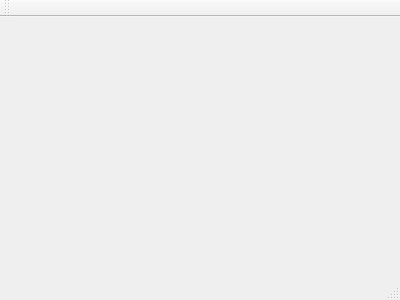
The window that ArcApp/mainwindow.ui (Arc-Project/Arc) describes before a commit, drawn with Qt 5.
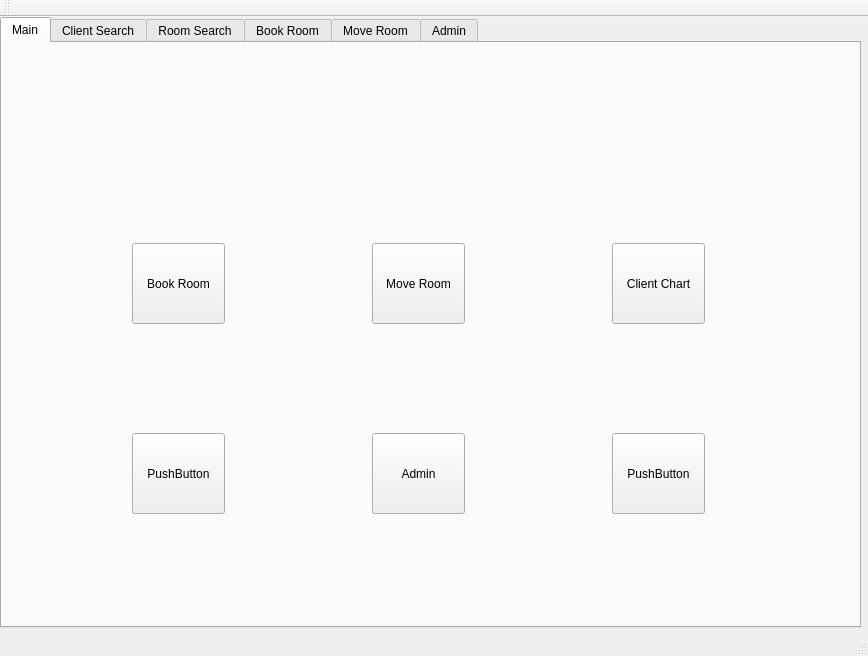
The same window after the commit.

Commit message: added basic buttons

```diff
--- a/ArcApp/mainwindow.ui
+++ b/ArcApp/mainwindow.ui
@@ -1,24 +1,161 @@
 <ui version="4.0">
  <class>MainWindow</class>
- <widget class="QMainWindow" name="MainWindow" >
-  <property name="geometry" >
+ <widget class="QMainWindow" name="MainWindow">
+  <property name="geometry">
    <rect>
     <x>0</x>
     <y>0</y>
-    <width>400</width>
-    <height>300</height>
+    <width>868</width>
+    <height>656</height>
    </rect>
   </property>
   <property name="windowTitle" >
    <string>MainWindow</string>
   </property>
-  <widget class="QMenuBar" name="menuBar" />
-  <widget class="QToolBar" name="mainToolBar" />
-  <widget class="QWidget" name="centralWidget" />
-  <widget class="QStatusBar" name="statusBar" />
+  <widget class="QWidget" name="centralWidget">
+   <widget class="QTabWidget" name="tabWidget">
+    <property name="geometry">
+     <rect>
+      <x>0</x>
+      <y>0</y>
+      <width>861</width>
+      <height>611</height>
+     </rect>
+    </property>
+    <property name="currentIndex">
+     <number>0</number>
+    </property>
+    <widget class="QWidget" name="tab">
+     <attribute name="title">
+      <string>Main</string>
+     </attribute>
+     <widget class="QPushButton" name="bookButton">
+      <property name="geometry">
+       <rect>
+        <x>130</x>
+        <y>200</y>
+        <width>93</width>
+        <height>81</height>
+       </rect>
+      </property>
+      <property name="text">
+       <string>Book Room</string>
+      </property>
+     </widget>
+     <widget class="QPushButton" name="moveButton">
+      <property name="geometry">
+       <rect>
+        <x>370</x>
+        <y>200</y>
+        <width>93</width>
+        <height>81</height>
+       </rect>
+      </property>
+      <property name="text">
+       <string>Move Room</string>
+      </property>
+     </widget>
+     <widget class="QPushButton" name="chartButton">
+      <property name="geometry">
+       <rect>
+        <x>610</x>
+        <y>200</y>
+        <width>93</width>
+        <height>81</height>
+       </rect>
+      </property>
+      <property name="text">
+       <string>Client Chart</string>
+      </property>
+     </widget>
+     <widget class="QPushButton" name="pushButton_4">
+      <property name="geometry">
+       <rect>
+        <x>130</x>
+        <y>390</y>
+        <width>93</width>
+        <height>81</height>
+       </rect>
+      </property>
+      <property name="text">
+       <string>PushButton</string>
+      </property>
+     </widget>
+     <widget class="QPushButton" name="adminButton">
+      <property name="geometry">
+       <rect>
+        <x>370</x>
+        <y>390</y>
+        <width>93</width>
+        <height>81</height>
+       </rect>
+      </property>
+      <property name="text">
+       <string>Admin</string>
+      </property>
+     </widget>
+     <widget class="QPushButton" name="pushButton_6">
+      <property name="geometry">
+       <rect>
+        <x>610</x>
+        <y>390</y>
+        <width>93</width>
+        <height>81</height>
+       </rect>
+      </property>
+      <property name="text">
+       <string>PushButton</string>
+      </property>
+     </widget>
+    </widget>
+    <widget class="QWidget" name="tab_2">
+     <attribute name="title">
+      <string>Client Search</string>
+     </attribute>
+    </widget>
+    <widget class="QWidget" name="tab_3">
+     <attribute name="title">
+      <string>Room Search</string>
+     </attribute>
+    </widget>
+    <widget class="QWidget" name="tab_4">
+     <attribute name="title">
+      <string>Book Room</string>
+     </attribute>
+    </widget>
+    <widget class="QWidget" name="tab_6">
+     <attribute name="title">
+      <string>Move Room</string>
+     </attribute>
+    </widget>
+    <widget class="QWidget" name="tab_5">
+     <attribute name="title">
+      <string>Admin</string>
+     </attribute>
+    </widget>
+   </widget>
+  </widget>
+  <widget class="QMenuBar" name="menuBar">
+   <property name="geometry">
+    <rect>
+     <x>0</x>
+     <y>0</y>
+     <width>868</width>
+     <height>26</height>
+    </rect>
+   </property>
+  </widget>
+  <widget class="QToolBar" name="mainToolBar">
+   <attribute name="toolBarArea">
+    <enum>TopToolBarArea</enum>
+   </attribute>
+   <attribute name="toolBarBreak">
+    <bool>false</bool>
+   </attribute>
+  </widget>
+  <widget class="QStatusBar" name="statusBar"/>
  </widget>
- <layoutDefault spacing="6" margin="11" />
- <pixmapfunction></pixmapfunction>
+ <layoutdefault spacing="6" margin="11"/>
  <resources/>
  <connections/>
 </ui>
```
Left out of the diff: 3 changed lines with no effect on the pictures. The commit also changes 53 other files.
